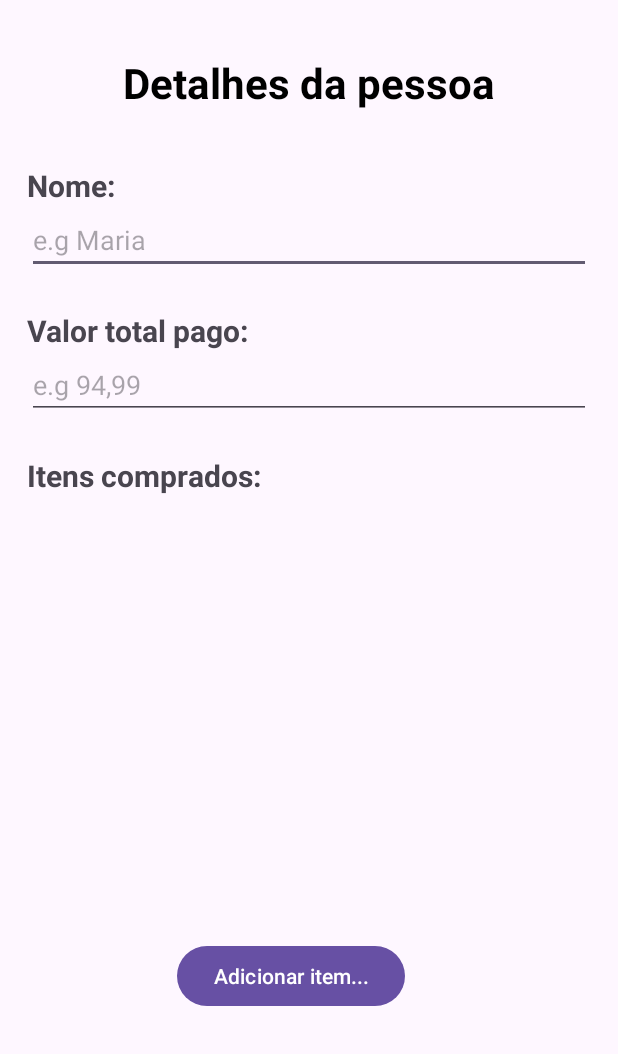
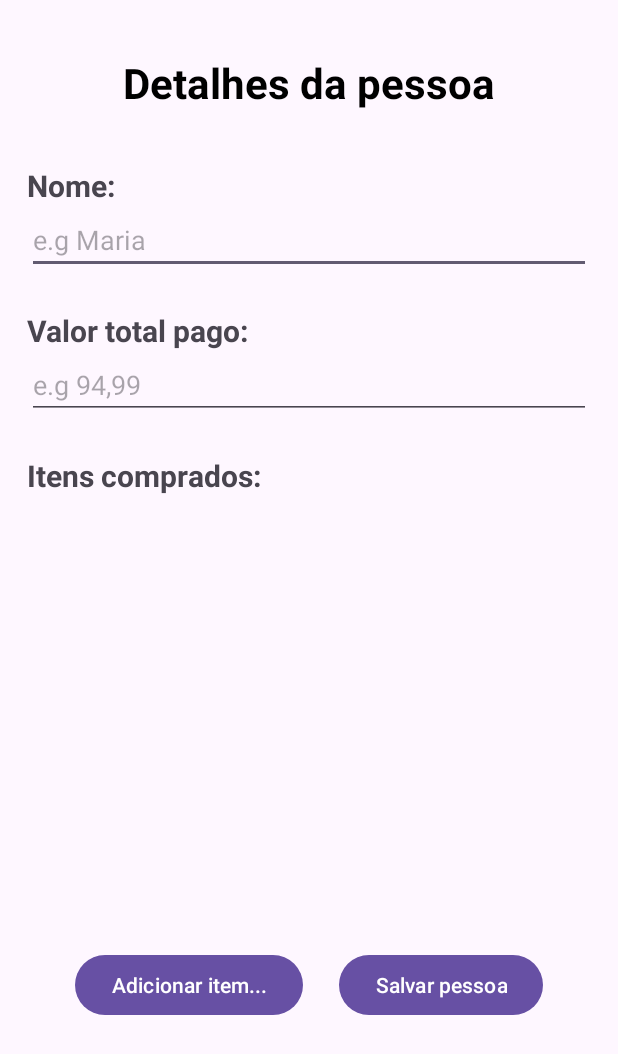
Before and after one commit to lauraluch/SplitTheBill, an Android app: the layout person_desc.xml on its own in the app's theme, with its tools: preview values and no code run, on a phone screen of 412 x 824 dp. Shown: the top 1054 px of the screen. Run offline under Robolectric (Android 15) with nearby library versions, the phone set to English and light mode, and no system bars.

Commit message:
refactor: create button to save person after editing

```diff
--- a/app/build.gradle
+++ b/app/build.gradle
@@ -1,6 +1,7 @@
 plugins {
     id 'com.android.application'
     id 'org.jetbrains.kotlin.android'
+    id 'kotlin-parcelize'
 }
 
 android {
--- a/app/src/main/java/com/laura/splitthebill/model/Person.kt
+++ b/app/src/main/java/com/laura/splitthebill/model/Person.kt
@@ -1,8 +1,12 @@
 package com.laura.splitthebill.model
 
+import android.os.Parcelable
+import kotlinx.parcelize.Parcelize
+
+@Parcelize
 data class Person (
     var id: Int,
     var name: String,
     var totalPricePaid: Double,
     var thingsBought: List<String>
-)
+): Parcelable
--- a/app/src/main/java/com/laura/splitthebill/view/PersonDetailsActivity.kt
+++ b/app/src/main/java/com/laura/splitthebill/view/PersonDetailsActivity.kt
@@ -4,10 +4,13 @@ import android.os.Bundle
 import android.os.PersistableBundle
 import androidx.appcompat.app.AppCompatActivity
 import com.laura.splitthebill.databinding.PersonDescBinding
+import com.laura.splitthebill.model.Constant.EXTRA_PERSON
+import com.laura.splitthebill.model.Constant.VIEW_PERSON
 import com.laura.splitthebill.model.Person
 
 class PersonDetailsActivity: AppCompatActivity() {
     private val apdb: PersonDescBinding by lazy {
         PersonDescBinding.inflate(layoutInflater)
     }
+
 }
--- a/app/src/main/res/layout/person_desc.xml
+++ b/app/src/main/res/layout/person_desc.xml
@@ -39,6 +39,7 @@
                 android:textSize="20sp"/>
 
             <EditText
+                android:id="@+id/nameEt"
                 android:layout_width="match_parent"
                 android:layout_height="wrap_content"
                 android:hint="e.g Maria"
@@ -54,6 +55,7 @@
                 android:textSize="20sp"/>
 
             <EditText
+                android:id="@+id/totalPriceEt"
                 android:layout_width="match_parent"
                 android:layout_height="wrap_content"
                 android:hint="e.g 94,99"
@@ -74,15 +76,35 @@
                 android:layout_marginTop="18dp"
                 android:layout_height="260dp"/>
 
-            <Button
-                android:id="@+id/addItemBt"
-                android:layout_width="wrap_content"
+            <LinearLayout
+                android:layout_width="match_parent"
                 android:layout_height="wrap_content"
-                android:layout_marginTop="18dp"
-                android:layout_marginEnd="12dp"
-                android:text="Adicionar item..."
+                android:orientation="horizontal"
+                android:layout_marginTop="24dp"
+                android:layout_marginBottom="24dp"
                 android:layout_gravity="center"
-                />
+                android:gravity="center"
+
+                >
+
+                <Button
+                    android:id="@+id/addPersonBt"
+                    android:layout_width="wrap_content"
+                    android:layout_height="wrap_content"
+                    android:layout_marginEnd="12dp"
+                    android:text="Adicionar item..."
+                    android:layout_gravity="center"
+                    />
+
+                <Button
+                    android:id="@+id/splitBillBt"
+                    android:layout_width="wrap_content"
+                    android:layout_height="wrap_content"
+                    android:layout_marginStart="12dp"
+                    android:text="Salvar pessoa"
+                    android:layout_gravity="center"
+                    />
+            </LinearLayout>
         </LinearLayout>
 
     </LinearLayout>
```
